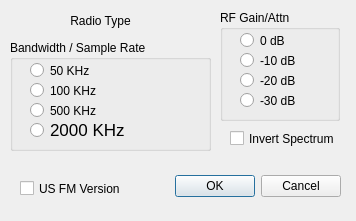
First picture: the form in macforms/sdrsetupdlg.ui, repository rafael2k/CuteSDR, before the edit.
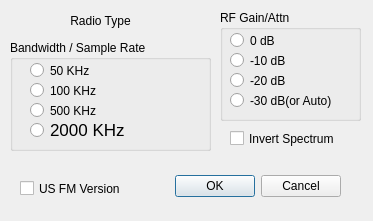
Second picture: the form after the edit.

```diff
--- a/macforms/sdrsetupdlg.ui
+++ b/macforms/sdrsetupdlg.ui
@@ -6,7 +6,7 @@
    <rect>
     <x>0</x>
     <y>0</y>
-    <width>356</width>
+    <width>373</width>
     <height>221</height>
    </rect>
   </property>
@@ -104,7 +104,7 @@
     <rect>
      <x>220</x>
      <y>10</y>
-     <width>120</width>
+     <width>141</width>
      <height>111</height>
     </rect>
    </property>
@@ -114,7 +114,7 @@
    <widget class="QRadioButton" name="radioButtonAttn0">
     <property name="geometry">
      <rect>
-      <x>20</x>
+      <x>10</x>
       <y>20</y>
       <width>82</width>
       <height>21</height>
@@ -127,7 +127,7 @@
    <widget class="QRadioButton" name="radioButtonAttn10">
     <property name="geometry">
      <rect>
-      <x>20</x>
+      <x>10</x>
       <y>40</y>
       <width>82</width>
       <height>21</height>
@@ -140,7 +140,7 @@
    <widget class="QRadioButton" name="radioButtonAttn20">
     <property name="geometry">
      <rect>
-      <x>20</x>
+      <x>10</x>
       <y>60</y>
       <width>82</width>
       <height>21</height>
@@ -153,14 +153,14 @@
    <widget class="QRadioButton" name="radioButtonAttn30">
     <property name="geometry">
      <rect>
-      <x>20</x>
+      <x>10</x>
       <y>80</y>
-      <width>82</width>
+      <width>131</width>
       <height>21</height>
      </rect>
     </property>
     <property name="text">
-     <string>-30 dB</string>
+     <string>-30 dB(or Auto)</string>
     </property>
    </widget>
   </widget>
```
